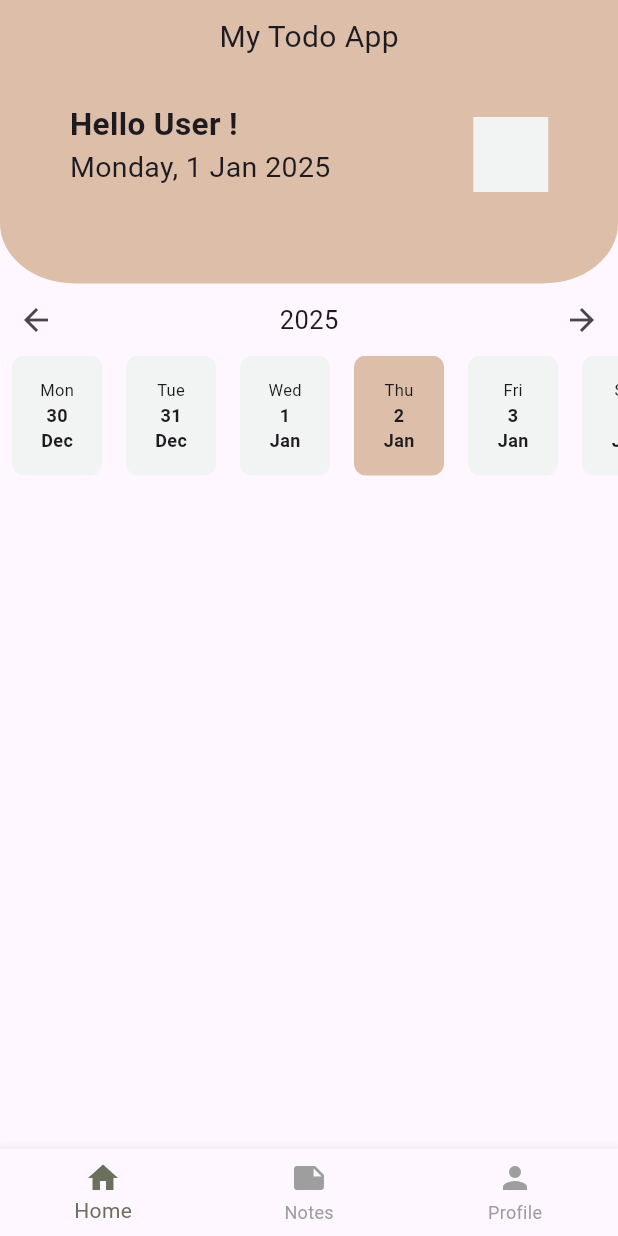
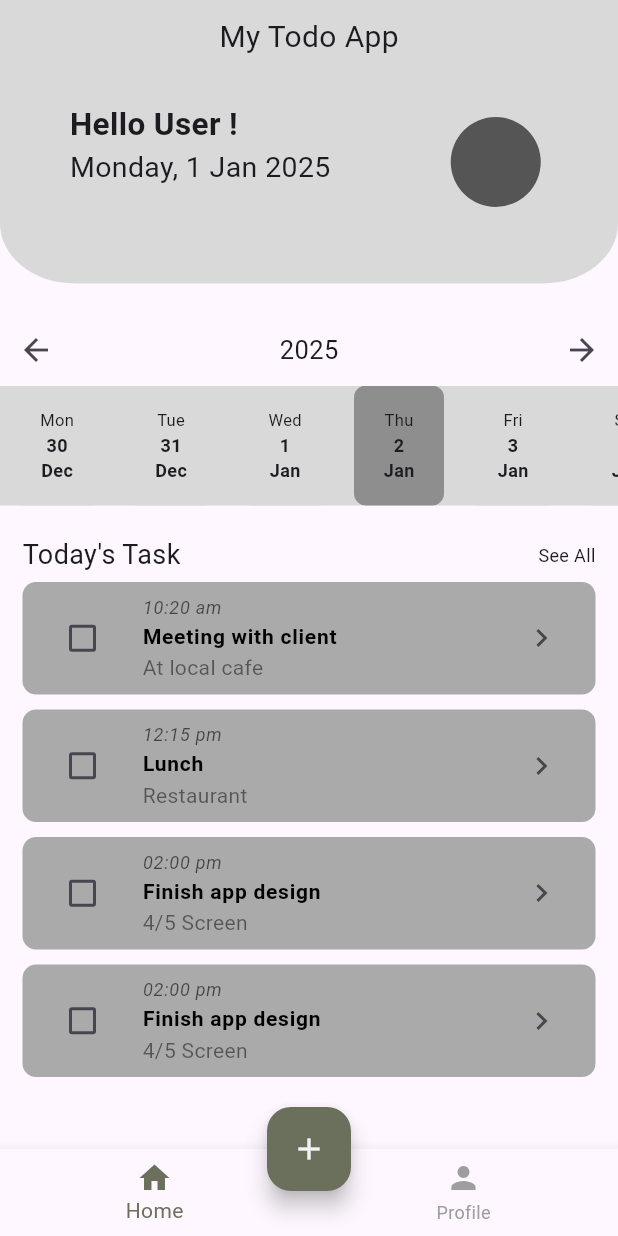
Before and after one commit to sinuw97/flutter-todo-app, a Flutter app: the screen it shows after launch, after a tap on "Login", on a phone screen of 412 x 824 dp. Run offline on Flutter 3.47's test engine with Material 3 defaults, Android fonts, the phone set to English and light mode, and no system bars.

Commit message:
Finising homepage UI

```diff
--- a/lib/colors/app_colors.dart
+++ b/lib/colors/app_colors.dart
@@ -9,4 +9,16 @@ class AppColors {
   static const Color buff = Color(0xFFCB997E);
   static const Color whiteSmoke = Color(0xFFF2F4F3);
   static const Color walnutBrown = Color(0xFF443C33);
+
+  static const Color gray7 = Color(0xFF1C1C1C);
+  static const Color gray6 = Color(0xFf555555);
+  static const Color gray5 = Color(0xFF717171);
+  static const Color gray4 = Color(0xFF8E8E8E);
+  static const Color gray3 = Color(0xFFAAAAAA);
+  static const Color gray2 = Color(0xFFC6C6C6);
+  static const Color gray8 = Color(0xFFD9D9D9);
+  static const Color gray1 = Color(0xFFE3E3E3);
+
+  static const Color black = Color(0xFF000000);
+  static const Color white = Color(0xFFFFFFFF);
 }
--- a/lib/pages/home_page.dart
+++ b/lib/pages/home_page.dart
@@ -1,6 +1,8 @@
 import 'package:dhim_api/colors/app_colors.dart';
 import 'package:dhim_api/widgets/calender_bar.dart';
+import 'package:dhim_api/widgets/today_task.dart';
 import 'package:flutter/material.dart';
+import 'package:dhim_api/widgets/header.dart';
 
 class HomePage extends StatefulWidget {
   const HomePage({super.key});
@@ -10,99 +12,130 @@ class HomePage extends StatefulWidget {
 }
 
 class _HomePageState extends State<HomePage> {
+
+  final tasks = [
+    {
+      "time": "10:20 am",
+      "title": "Meeting with client",
+      "subtitle": "At local cafe"
+    },
+    {
+      "time": "12:15 pm",
+      "title": "Lunch",
+      "subtitle": "Restaurant"
+    },
+    {
+      "time": "02:00 pm",
+      "title": "Finish app design",
+      "subtitle": "4/5 Screen"
+    },
+    {
+      "time": "02:00 pm",
+      "title": "Finish app design",
+      "subtitle": "4/5 Screen"
+    },
+  ];
+
   @override
   Widget build(BuildContext context) {
     return Scaffold(
-      body: ListView(
+    body: SingleChildScrollView(
+      child: Column(
         children: [
           // Headers
           Stack(
             children: [
-              Container(
-                width: MediaQuery.of(context).size.width,
-                height: 189,
-                decoration: const BoxDecoration(
-                  color: AppColors.desertSand,
-                  borderRadius: BorderRadius.vertical(
-                    bottom: Radius.elliptical(50, 40)
-                  )
+              HomeHeader()
+            ],
           ),
+          SizedBox(height: 20),
+          // Date Picker
+          Column(
+            children: [
+              CalendarAppBar()
+            ],
+          ),
+          SizedBox(height: 20),
+          // Today's task
+          Padding(
+            padding: const EdgeInsets.only(left: 15, right: 15),
+            child: Container(
               child: Column(
                 children: [
-                    // Header Text
-                    const Padding(
-                      padding: EdgeInsets.only(
-                        top: 10
+                  // Task Header
+                  Row(
+                    mainAxisAlignment: MainAxisAlignment.spaceBetween,
+                    children: [
+                      Text(
+                        "Today's Task",
+                        style: TextStyle(fontSize: 18),
                       ),
-                      child: Text(
-                        "My Todo App",
-                        style: TextStyle(
-                          fontSize: 20
+                      Text(
+                        "See All",
+                        style: TextStyle(fontSize: 12),
                       ),
+                    ],
                   ),
+                  // List Tile
+                  ListView.builder(
+                    shrinkWrap: true,
+                    physics: NeverScrollableScrollPhysics(), // Disable scroll biar ikut scroll utama
+                    itemCount: tasks.length,
+                    itemBuilder: (context, index) {
+                      final task = tasks[index];
+                      //
+                      return Padding(
+                        padding: const EdgeInsets.symmetric(vertical: 5),
+                        child: Container(
+                          decoration: BoxDecoration(
+                            color: AppColors.gray3,
+                            borderRadius: BorderRadius.circular(9),
                           ),
-                    // Welcome Text
-                    Padding(
-                      padding: const EdgeInsets.only(
-                        top: 29
+                          child: ListTile(
+                            leading: Checkbox(
+                              value: false,
+                              onChanged: (bool? value) {},
                             ),
-                      child: SizedBox(
-                        width: 319,
-                        height: 80,
-                        child: Row(
-                          crossAxisAlignment: CrossAxisAlignment.start,
-                          children: [
-                            // Greetings & Date
-                            Container(
-                              width: 249,
-                              height: 120,
-                              child: const Column(
+                            title: Column(
                               crossAxisAlignment: CrossAxisAlignment.start,
                               children: [
                                 Text(
-                                    "Hello User !",
+                                  task['time']!,
                                   style: TextStyle(
-                                      fontSize: 21,
-                                      fontWeight: FontWeight.w700
+                                    fontStyle: FontStyle.italic,
+                                    fontSize: 12,
+                                    color: AppColors.black.withOpacity(0.6),
                                   ),
                                 ),
                                 Text(
-                                    "Monday, 1 Jan 2025",
+                                  task["title"]!,
                                   style: TextStyle(
-                                      fontSize: 19,
+                                    fontWeight: FontWeight.w700,
+                                    fontSize: 14,
+                                    color: AppColors.black,
+                                  ),
+                                ),
+                              ],
+                            ),
+                            subtitle: Text(
+                              task["subtitle"]!,
+                              style: TextStyle(
+                                color: AppColors.black.withOpacity(0.5),
+                              ),
+                            ),
+                            trailing: Icon(Icons.chevron_right),
+                          ),
+                        ),
+                      );
+                    },
+                  ),
+                ],
+              ),
             ),
           ),
         ],
       ),
     ),
-                            // Image Profile
-                            Column(
-                              children: [
-                                Container(
-                                  margin: EdgeInsets.only(top: 10, left: 20),
-                                  width: 50,
-                                  height: 50,
-                                  color: AppColors.whiteSmoke,
-                                )
-                              ],
-                            )
-                          ],
-                        ),
-                      ),
-                    )
-                  ],
-                ),
-              )
-            ],
-          ),
-          // Date Picker
-          Column(
-            children: [
-              CalendarAppBar()
-            ],
-          )
-        ],
-      )
   );
   }
 }
--- a/lib/pages/login_page.dart
+++ b/lib/pages/login_page.dart
@@ -1,9 +1,8 @@
-import 'package:dhim_api/navigation/bottom_navbar.dart';
+import 'package:dhim_api/pages/main_page.dart';
 import 'package:dhim_api/pages/home_page.dart';
 import 'package:dhim_api/pages/sigin_page.dart';
 import 'package:flutter/material.dart';
 import 'package:dhim_api/colors/app_colors.dart';
-import 'package:flutter/widgets.dart';
 
 class LoginPage extends StatefulWidget {
   const LoginPage({super.key});
@@ -20,14 +19,16 @@ class _LoginPageState extends State<LoginPage> {
  @override
   void initState() {
     super.initState();
+    emailController.addListener(() =>
+     setState(() {
 
-    emailController.addListener(() => setState(() {}));
+     }));
   }
 
   @override
   Widget build(BuildContext context) {
     return Scaffold(
-      backgroundColor: AppColors.sage,
+      backgroundColor: AppColors.gray2,
       body: Center(
         child: Column(
           mainAxisSize: MainAxisSize.min,
@@ -38,7 +39,7 @@ class _LoginPageState extends State<LoginPage> {
               style: TextStyle(
                 fontSize: 28,
                 fontWeight: FontWeight.bold,
-                color: AppColors.walnutBrown,
+                color: AppColors.black,
               ),
             ),
             const SizedBox(height: 20),
@@ -47,11 +48,11 @@ class _LoginPageState extends State<LoginPage> {
               width: 310,
               height: 300,
               decoration: BoxDecoration(
-                color: AppColors.whiteSmoke,
+                color: AppColors.white,
                 borderRadius: BorderRadius.circular(15),
                 boxShadow: [
                   BoxShadow(
-                    color: AppColors.ashGrey.withOpacity(0.5), // Warna shadow
+                    color: AppColors.white.withOpacity(0.5), // Warna shadow
                     spreadRadius: 1, // Area penyebaran shadow
                     blurRadius: 10, // Kabur shadow
                     offset: Offset(4, 4), // Posisi shadow (x, y)
@@ -108,7 +109,7 @@ class _LoginPageState extends State<LoginPage> {
                         mainAxisAlignment: MainAxisAlignment.center,
                         children: [
                           Container(
-                            width: 100,
+                            width: 90,
                             height: 50,
                             child: ElevatedButton(
                               onPressed: () {
@@ -116,11 +117,11 @@ class _LoginPageState extends State<LoginPage> {
                                 print('Password: ${password}');
                                 Navigator.push(
                                   context,
-                                  MaterialPageRoute(builder: (context) => const BottomNavbar())
+                                  MaterialPageRoute(builder: (context) => const MainPage())
                                 );
                               },
                               style: ElevatedButton.styleFrom(
-                                backgroundColor: AppColors.sage,
+                                backgroundColor: AppColors.gray3,
                                 shape: RoundedRectangleBorder(
                                   borderRadius: BorderRadius.circular(30), // Sudut melengkung
                                 ),
@@ -128,15 +129,15 @@ class _LoginPageState extends State<LoginPage> {
                               child: const Text(
                                 "Login",
                                 style: TextStyle(
-                                  color: AppColors.whiteSmoke,
-                                  fontWeight: FontWeight.bold
+                                  color: AppColors.black,
+                                  fontSize: 13
                                 ),
                               )
                             )
                           ),
                           const SizedBox(width: 30),
                           Container(
-                            width: 100,
+                            width: 90,
                             height: 50,
                             child: ElevatedButton(
                               onPressed: () => {
@@ -145,7 +146,7 @@ class _LoginPageState extends State<LoginPage> {
                                   MaterialPageRoute(builder: (context) => const SigninPage()))
                               },
                               style: ElevatedButton.styleFrom(
-                                backgroundColor: AppColors.buff,
+                                backgroundColor: AppColors.gray2,
                                 shape: RoundedRectangleBorder(
                                   borderRadius: BorderRadius.circular(30),
                                   // side: const BorderSide(
@@ -157,8 +158,8 @@ class _LoginPageState extends State<LoginPage> {
                               child: const Text(
                                 "Sign in",
                                 style: TextStyle(
-                                  color: AppColors.whiteSmoke,
-                                  fontWeight: FontWeight.bold
+                                  color: AppColors.white,
+                                  fontSize: 13
                                 ),
                               )
                             )
@@ -181,23 +182,23 @@ class _LoginPageState extends State<LoginPage> {
     // ignore: prefer_const_constructors
     controller: emailController,
     style: const TextStyle(
-        color: AppColors.resedaGreen,
-        fontWeight: FontWeight.w600
+      color: AppColors.black,
+      fontWeight: FontWeight.w600
     ),
     decoration: InputDecoration(
       hintText: "Enter Your Email",
       labelText: "Email",
       labelStyle: const TextStyle(
-        color: AppColors.resedaGreen,
+        color: AppColors.black,
       ),
       prefixIcon: const Icon(
         Icons.email,
-        color: AppColors.resedaGreen,
+        color: AppColors.black,
       ),
       suffixIcon: emailController.text.isEmpty
         ? Container(width: 0)
         : IconButton(
-          color: AppColors.resedaGreen,
+          color: AppColors.black,
           icon: const Icon(Icons.close),
           onPressed: () => emailController.clear(),
         ),
@@ -208,20 +209,20 @@ class _LoginPageState extends State<LoginPage> {
       // ignore: prefer_const_constructors
       border: OutlineInputBorder(
         borderSide: const BorderSide(
-          color: AppColors.resedaGreen,
-          width: 2.0
+          color: AppColors.black,
+          width: 1.3
         )
       ),
       focusedBorder: const OutlineInputBorder(
         borderSide: BorderSide(
-          color: AppColors.resedaGreen,  // Warna border saat focus
-          width: 2.0,
+          color: AppColors.black,  // Warna border saat focus
+          width: 1.3,
         ),
       ),
       enabledBorder: OutlineInputBorder(
         borderSide: BorderSide(
-          color: AppColors.resedaGreen.withOpacity(0.6),  // Warna border saat dalam keadaan normal
-          width: 2.0,
+          color: AppColors.black.withOpacity(0.6),  // Warna border saat dalam keadaan normal
+          width: 1.3,
         ),
       ),
     ),
@@ -234,17 +235,17 @@ class _LoginPageState extends State<LoginPage> {
     onSubmitted: (value) => setState(() => this.password = value),
 
     style: const TextStyle(
-      color: AppColors.resedaGreen,
+      color: AppColors.black,
       fontWeight: FontWeight.w600
     ),
     decoration: InputDecoration(
       hintText: "Enter Your Password",
       labelText: "Password",
       labelStyle: const TextStyle(
-        color: AppColors.resedaGreen,
+        color: AppColors.black,
       ),
       suffixIcon: IconButton(
-        color: AppColors.resedaGreen,
+        color: AppColors.black,
         icon: isPasswordVisible
           ? Icon(Icons.visibility_off)
           : Icon(Icons.visibility),
@@ -257,20 +258,20 @@ class _LoginPageState extends State<LoginPage> {
       // ignore: prefer_const_constructors
       border: OutlineInputBorder(
         borderSide: const BorderSide(
-          color: AppColors.resedaGreen,
-          width: 2.0
+          color: AppColors.black,
+          width: 1.3
         )
       ),
       focusedBorder: const OutlineInputBorder(
         borderSide: BorderSide(
-          color: AppColors.resedaGreen,  // Warna border saat focus
-          width: 2.0,
+          color: AppColors.black,  // Warna border saat focus
+          width: 1.3,
         ),
       ),
       enabledBorder: OutlineInputBorder(
         borderSide: BorderSide(
-          color: AppColors.resedaGreen.withOpacity(0.6),  // Warna border saat dalam keadaan normal
-          width: 2.0,
+          color: AppColors.black.withOpacity(0.6),  // Warna border saat dalam keadaan normal
+          width: 1.3,
         ),
       ),
     ),
--- a/lib/navigation/bottom_navbar.dart
+++ b/lib/pages/main_page.dart
@@ -1,20 +1,20 @@
 import 'package:dhim_api/colors/app_colors.dart';
+import 'package:dhim_api/pages/todo_page.dart';
 import 'package:flutter/material.dart';
 import 'package:dhim_api/pages/home_page.dart';
 
-class BottomNavbar extends StatefulWidget {
-  const BottomNavbar({super.key});
+class MainPage extends StatefulWidget {
+  const MainPage({super.key});
 
   @override
-  State<BottomNavbar> createState() => _BottomNavbarState();
+  State<MainPage> createState() => _MainPageState();
 }
 
-class _BottomNavbarState extends State<BottomNavbar> {
+class _MainPageState extends State<MainPage> {
   int _currentIndex = 0;
 
   final List<Widget> _screens = [
     HomePage(),
-    NotePage(),
     ProfilePage()
   ];
 
@@ -37,10 +37,6 @@ class _BottomNavbarState extends State<BottomNavbar> {
             label: 'Home'
           ),
           BottomNavigationBarItem(
-              icon: Icon(Icons.note),
-              label: 'Notes'
-          ),
-          BottomNavigationBarItem(
               icon: Icon(Icons.person),
               label: 'Profile'
           ),
@@ -48,18 +44,21 @@ class _BottomNavbarState extends State<BottomNavbar> {
         selectedItemColor: AppColors.resedaGreen,
         unselectedItemColor: Colors.grey,
       ),
-    );
-  }
-}
-
-class NotePage extends StatelessWidget {
-  @override
-  Widget build(BuildContext context) {
-    return const Center(
-      child: Text(
-        'Note Screen',
-        style: TextStyle(fontSize: 24),
+      // Halaman menambahkan todo
+      floatingActionButton: FloatingActionButton(
+        onPressed: () {
+          Navigator.push(
+            context,
+            MaterialPageRoute(builder: (context) => AddTodoPage())
+          );
+        },
+        backgroundColor: AppColors.resedaGreen,
+        child: Icon(
+          Icons.add,
+          color: AppColors.whiteSmoke,
+        ),
       ),
+      floatingActionButtonLocation: FloatingActionButtonLocation.centerDocked,
     );
   }
 }
--- a/lib/widgets/calender_bar.dart
+++ b/lib/widgets/calender_bar.dart
@@ -67,7 +67,9 @@ class _CalendarAppBarState extends State<CalendarAppBar> {
             itemCount: weekDays.length,
             itemBuilder: (context, index) {
               DateTime day = weekDays[index];
-              return GestureDetector(
+              return Container(
+                color: AppColors.gray8,
+                child: GestureDetector(
                   onTap: (){
                     setState(() {
                       selectedDate = day;
@@ -80,10 +82,10 @@ class _CalendarAppBarState extends State<CalendarAppBar> {
                     padding: EdgeInsets.all(9),
                     decoration: BoxDecoration(
                       color: selectedDate == day
-                      ? AppColors.sage
+                        ? AppColors.gray3
                         : (currentDate.weekday == day.weekday
-                        ? AppColors.desertSand
-                        : AppColors.whiteSmoke),
+                          ? AppColors.gray4
+                          : AppColors.gray8),
                       borderRadius: BorderRadius.circular(8),
                     ),
                     child: Column(
@@ -114,6 +116,7 @@ class _CalendarAppBarState extends State<CalendarAppBar> {
                       ],
                     )
                   ),
+                ),
               );
             },
           ),
--- /dev/null
+++ b/lib/widgets/header.dart
@@ -0,0 +1,88 @@
+import 'package:flutter/material.dart';
+import 'package:dhim_api/colors/app_colors.dart';
+
+class HomeHeader extends StatelessWidget {
+  const HomeHeader({super.key});
+
+  @override
+  Widget build(BuildContext context) {
+    return Container(
+      width: MediaQuery.of(context).size.width,
+      height: 189,
+      decoration: const BoxDecoration(
+        color: AppColors.gray8,
+        borderRadius: BorderRadius.vertical(
+          bottom: Radius.elliptical(50, 40)
+        )
+      ),
+      child: Column(
+        children: [
+        // Header Text
+          const Padding(
+            padding: EdgeInsets.only(
+              top: 10
+            ),
+            child: Text(
+              "My Todo App",
+              style: TextStyle(
+                fontSize: 20
+              ),
+            ),
+          ),
+           // Welcome Text
+          Padding(
+            padding: const EdgeInsets.only(
+              top: 29
+            ),
+            child: SizedBox(
+              width: 319,
+              height: 80,
+              child: Row(
+                crossAxisAlignment: CrossAxisAlignment.start,
+                children: [
+                 // Greetings & Date
+                  Container(
+                    width: 249,
+                    height: 120,
+                    child: const Column(
+                      crossAxisAlignment: CrossAxisAlignment.start,
+                      children: [
+                        Text(
+                          "Hello User !",
+                            style: TextStyle(
+                            fontSize: 21,
+                            fontWeight: FontWeight.w700
+                          ),
+                        ),
+                        Text(
+                          "Monday, 1 Jan 2025",
+                          style: TextStyle(
+                          fontSize: 19,
+                          ),
+                        ),
+                      ],
+                    ),
+                  ),
+                   // Image Profile
+                  Column(
+                    children: [
+                      Container(
+                        margin: EdgeInsets.only(top: 10, left: 5),
+                        width: 60,
+                        height: 60,
+                        decoration: BoxDecoration(
+                          color: AppColors.gray6,
+                          borderRadius: BorderRadius.circular(30)
+                        ),
+                        )
+                      ],
+                    )
+                  ],
+                ),
+              ),
+            )
+          ],
+        ),
+      );
+  }
+}
--- a/pubspec.yaml
+++ b/pubspec.yaml
@@ -15,7 +15,7 @@ dependencies:
 dev_dependencies:
   flutter_test:
     sdk: flutter
-  flutter_lints: ^3.0.0
+  # flutter_lints: ^3.0.0
 
 flutter:
   uses-material-design: true
```
Also changed, not shown: lib/pages/todo_page.dart (added, +294 -0 lines), lib/widgets/today_task.dart (added, +27 -0 lines), lib/pages/profile_page.dart (added), pubspec.lock. Lines whose indentation alone changed are shown as unchanged.
